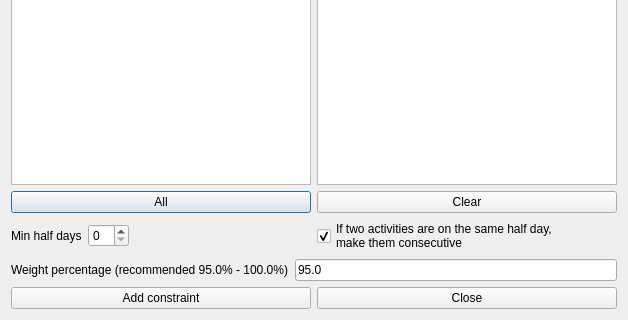
The window that fet/src/interface/addconstraintminhalfdaysbetweenactivitiesform_template.ui (vonmecheln/fet) describes before a commit, drawn with Qt 5; both pictures show x 0 to 628 and y 244 to 564 of the 628 by 564 pixel window.
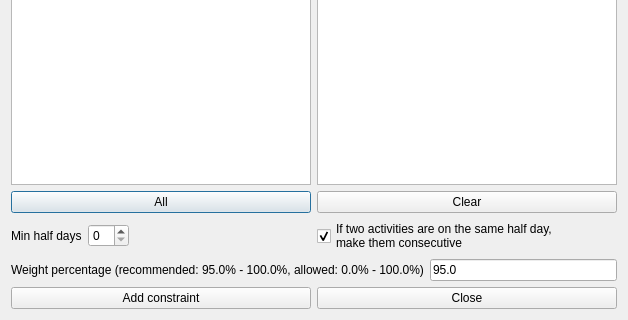
The same window after the commit.

```diff
--- a/fet/src/interface/addconstraintminhalfdaysbetweenactivitiesform_template.ui
+++ b/fet/src/interface/addconstraintminhalfdaysbetweenactivitiesform_template.ui
@@ -214,7 +214,7 @@
         <enum>QFrame::Plain</enum>
        </property>
        <property name="text">
-        <string>Weight percentage (recommended 95.0% - 100.0%)</string>
+        <string>Weight percentage (recommended: 95.0% - 100.0%, allowed: 0.0% - 100.0%)</string>
        </property>
        <property name="wordWrap">
         <bool>false</bool>
```
